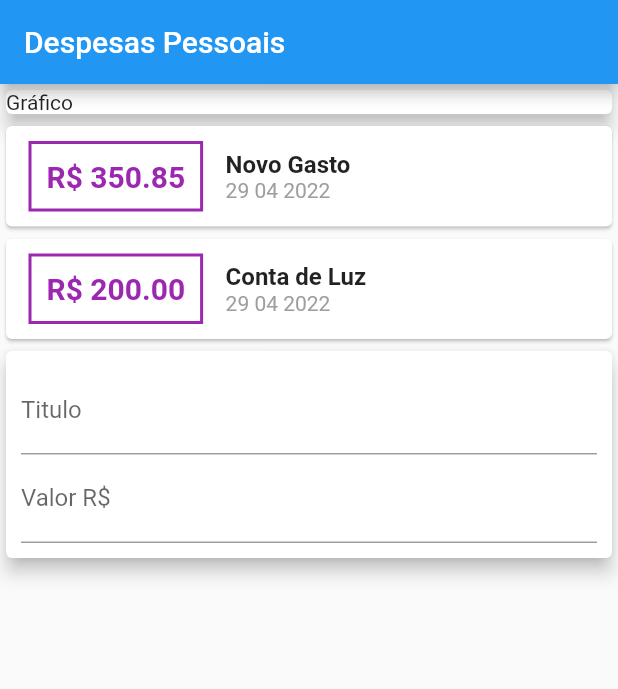
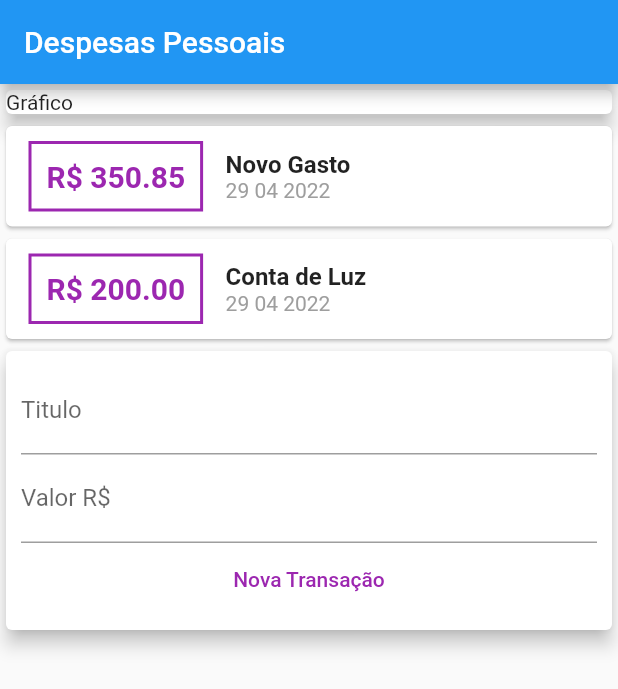
Before and after one commit to LucasWMedeiros/ProjetoGastosPessoais, a Flutter app: the screen it shows after launch, on a phone screen of 412 x 824 dp. Shown: the top 689 px of the screen. Run offline on Flutter 3.47's test engine with Material 2 defaults, Android fonts, the phone set to English and light mode, and no system bars.

Commit message:
adicionando botão nova transação

```diff
--- a/lib/main.dart
+++ b/lib/main.dart
@@ -88,9 +88,12 @@ class MyHomePage extends StatelessWidget {
                       ),
                     ),
                     TextField(
-                        decoration: InputDecoration(
-                          labelText: 'Valor R\$'
+                      decoration: InputDecoration(labelText: 'Valor R\$'),
                     ),
+                    FlatButton(
+                      onPressed: () {},
+                      child: Text('Nova Transação'),
+                      textColor: Colors.purple,
                     )
                   ],
                 ),
```
Lines whose indentation alone changed are shown as unchanged.
